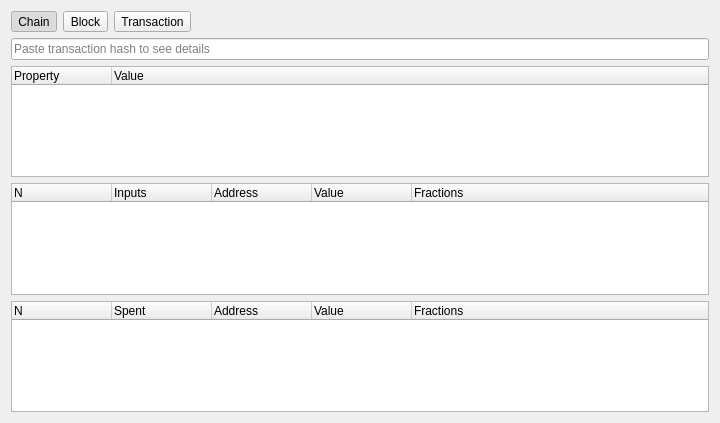
Old version of the form src/qt/forms/blockchainpage.ui in the repository bitbaymarket/bitbay-core.
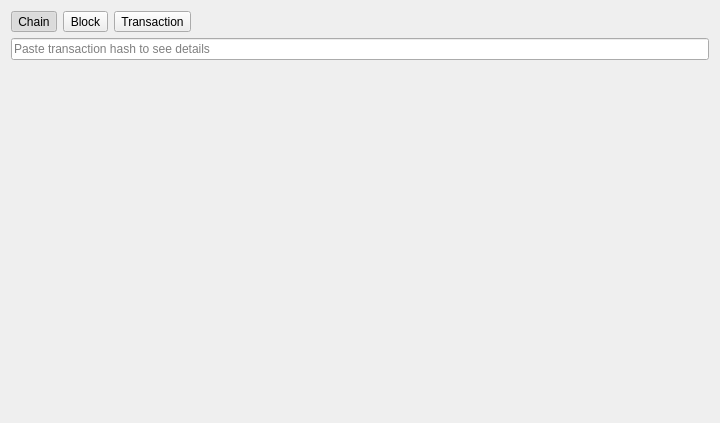
New version of the form. The open tabs and pages were chosen to show the change.

```diff
--- a/src/qt/forms/blockchainpage.ui
+++ b/src/qt/forms/blockchainpage.ui
@@ -185,123 +185,6 @@
        <property name="bottomMargin">
         <number>0</number>
        </property>
-       <item row="3" column="0">
-        <widget class="QTreeWidget" name="txOutputs">
-         <property name="alternatingRowColors">
-          <bool>true</bool>
-         </property>
-         <property name="rootIsDecorated">
-          <bool>false</bool>
-         </property>
-         <property name="uniformRowHeights">
-          <bool>true</bool>
-         </property>
-         <property name="itemsExpandable">
-          <bool>false</bool>
-         </property>
-         <property name="allColumnsShowFocus">
-          <bool>true</bool>
-         </property>
-         <column>
-          <property name="text">
-           <string>N</string>
-          </property>
-         </column>
-         <column>
-          <property name="text">
-           <string>Spent</string>
-          </property>
-         </column>
-         <column>
-          <property name="text">
-           <string>Address</string>
-          </property>
-         </column>
-         <column>
-          <property name="text">
-           <string>Value</string>
-          </property>
-         </column>
-         <column>
-          <property name="text">
-           <string>Fractions</string>
-          </property>
-         </column>
-        </widget>
-       </item>
-       <item row="2" column="0">
-        <widget class="QTreeWidget" name="txInputs">
-         <property name="alternatingRowColors">
-          <bool>true</bool>
-         </property>
-         <property name="rootIsDecorated">
-          <bool>false</bool>
-         </property>
-         <property name="uniformRowHeights">
-          <bool>true</bool>
-         </property>
-         <property name="itemsExpandable">
-          <bool>false</bool>
-         </property>
-         <property name="allColumnsShowFocus">
-          <bool>true</bool>
-         </property>
-         <column>
-          <property name="text">
-           <string>N</string>
-          </property>
-         </column>
-         <column>
-          <property name="text">
-           <string>Inputs</string>
-          </property>
-         </column>
-         <column>
-          <property name="text">
-           <string>Address</string>
-          </property>
-         </column>
-         <column>
-          <property name="text">
-           <string>Value</string>
-          </property>
-         </column>
-         <column>
-          <property name="text">
-           <string>Fractions</string>
-          </property>
-         </column>
-        </widget>
-       </item>
-       <item row="1" column="0">
-        <widget class="QTreeWidget" name="txValues">
-         <property name="alternatingRowColors">
-          <bool>true</bool>
-         </property>
-         <property name="rootIsDecorated">
-          <bool>false</bool>
-         </property>
-         <property name="uniformRowHeights">
-          <bool>true</bool>
-         </property>
-         <property name="itemsExpandable">
-          <bool>false</bool>
-         </property>
-         <property name="allColumnsShowFocus">
-          <bool>true</bool>
-         </property>
-         <column>
-          <property name="text">
-           <string>Property</string>
-          </property>
-         </column>
-         <column>
-          <property name="text">
-           <string>Value</string>
-          </property>
-         </column>
-        </widget>
-       </item>
        <item row="0" column="0">
         <widget class="QLineEdit" name="lineTx">
          <property name="placeholderText">
@@ -309,6 +192,9 @@
          </property>
         </widget>
        </item>
+       <item row="1" column="0">
+        <widget class="QWidget" name="txDetails" native="true"/>
+       </item>
       </layout>
      </widget>
     </widget>
```
